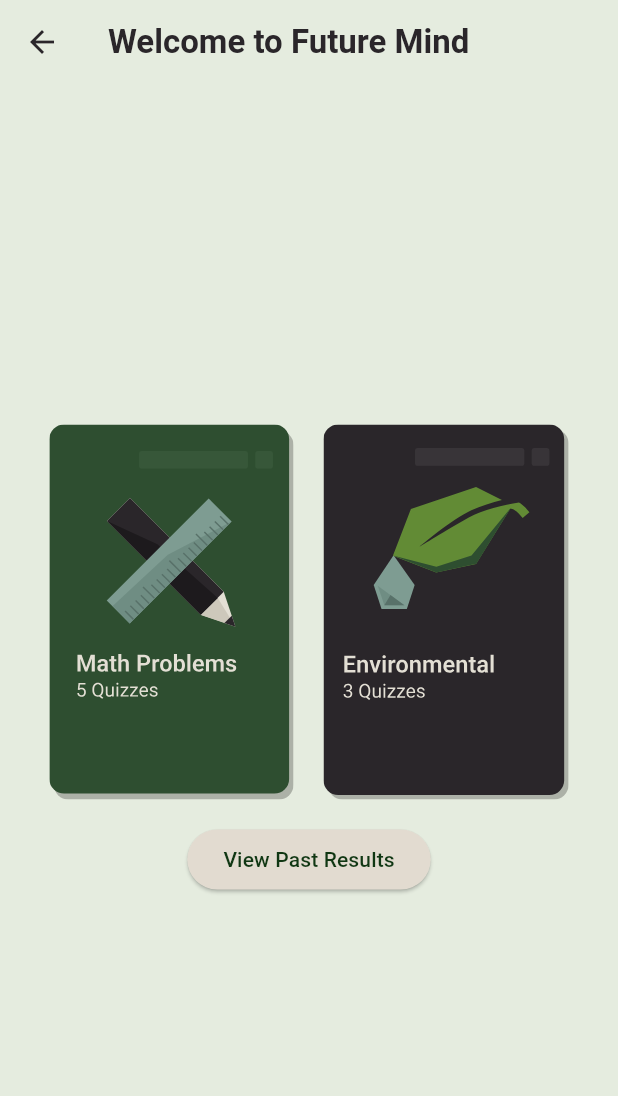
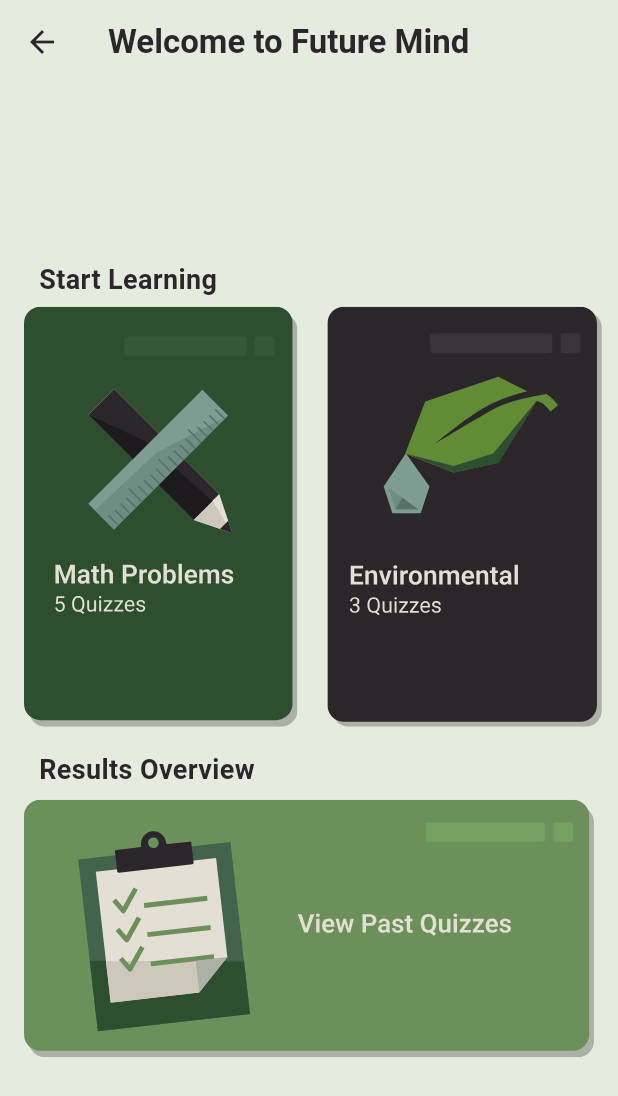
Before and after one commit to jaeden047/GCSampleTestApp, a Flutter app: the Home screen opened directly, on a phone screen of 412 x 824 dp. Shown: the top 1096 px of the screen. Run offline on Flutter 3.47's test engine with Material 3 defaults, Android fonts, the phone set to English and light mode, and no system bars; our stand-ins replace flutter_svg, shared_preferences; accounts and stored records are empty.

Commit message:
adding past results graphic

```diff
--- a/frontend/lib/home.dart
+++ b/frontend/lib/home.dart
@@ -18,6 +18,21 @@ class Home extends StatelessWidget {
         child: Column(
           mainAxisAlignment: MainAxisAlignment.center,
           children: [
+            Column(children: [
+              Align(
+                alignment: Alignment.centerLeft,
+                child: Padding(
+                  padding: const EdgeInsets.only(left: 10.0), // tab-style indent
+                  child: Text(
+                    'Start Learning',
+                    style: TextStyle(
+                      fontSize: 18,
+                      fontWeight: FontWeight.bold,
+                    ),
+                  ),
+                ),
+              ),
+              SizedBox(height: 5),
               Row(
                 mainAxisAlignment: MainAxisAlignment.center,
                 children: [
@@ -30,7 +45,7 @@ class Home extends StatelessWidget {
                     },
                     child: SvgPicture.asset(
                       'assets/images/mathImage.svg',
-                    height: 250,
+                      height: 280,
                     ),
                   ),
                   SizedBox(width: 20), // spacing between the two SVGs
@@ -43,21 +58,39 @@ class Home extends StatelessWidget {
                     },
                     child: SvgPicture.asset(
                       'assets/images/envImage.svg',
-                    height: 250,
+                      height: 280,
                     ),
                   ),
                 ],
               ),
               SizedBox(height: 16),
-            ElevatedButton(
-              onPressed: () {
-                // Connect to View Past Results
+              Align(
+                alignment: Alignment.centerLeft,
+                child: Padding(
+                  padding: const EdgeInsets.only(left: 10.0), // tab-style indent
+                  child: Text(
+                    'Results Overview',
+                    style: TextStyle(
+                      fontSize: 18,
+                      fontWeight: FontWeight.bold,
+                    ),
+                  ),
+                ),
+              ),
+              SizedBox(height: 5),
+              GestureDetector(
+                onTap: () {
                   Navigator.push(
                     context,
                     MaterialPageRoute(builder: (context) => Results()),
                   );
                 },
-              child: Text('View Past Results'),
+                child: SvgPicture.asset(
+                  'assets/images/pastImage.svg',
+                  height: 175,
+                ),
+              ),
+            ],
             ),
           ],
         ),
```
Also changed, not shown: frontend/assets/images/pastImage.svg (added). Lines whose indentation alone changed are shown as unchanged.
